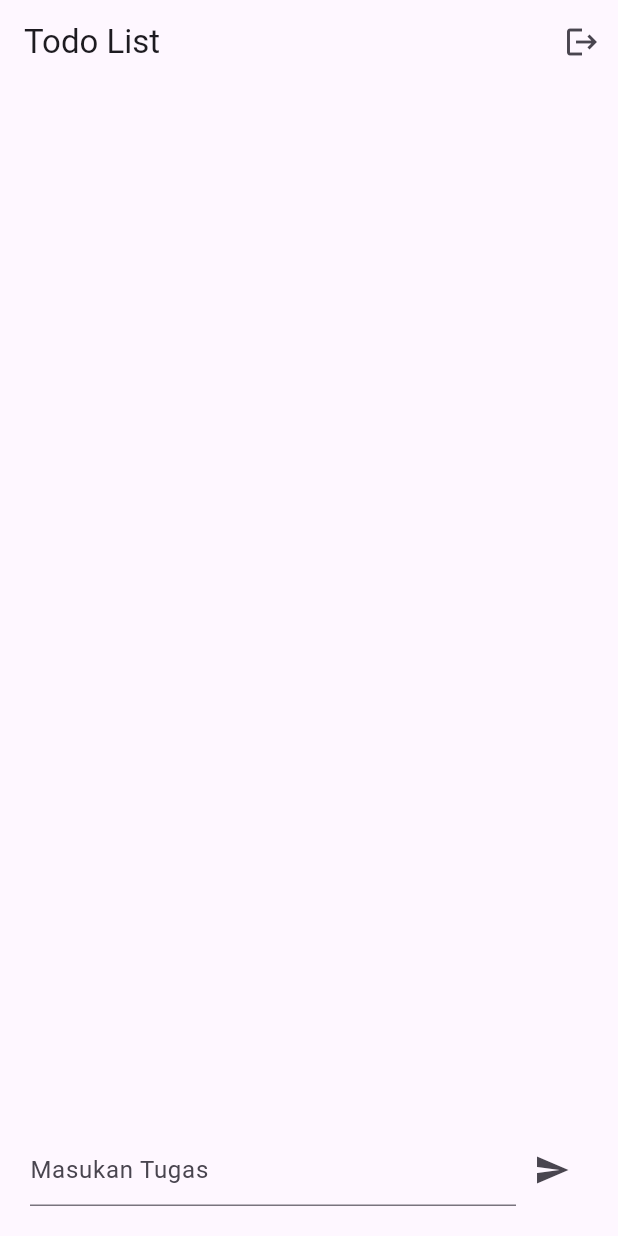
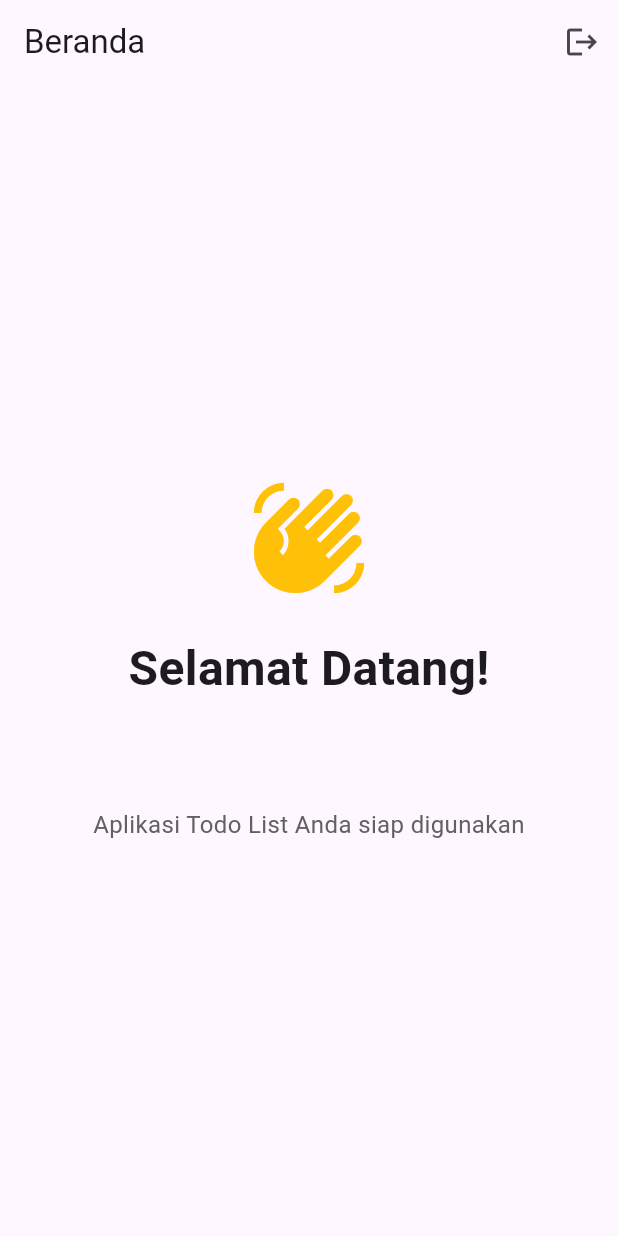
Before and after one commit to madfark/pertemuan_9, a Flutter app: the screen it shows once a user with an empty profile is signed in, on a phone screen of 412 x 824 dp. Run offline on Flutter 3.47's test engine with Material 3 defaults, Android fonts, the phone set to English and light mode, and no system bars; our stand-ins replace cloud_firestore, firebase_auth, firebase_core; accounts and stored records are empty.

Commit message:
Refactor home page to remove todo list features
Removed todo functionality and updated UI to welcome users.

```diff
--- a/lib/home_page.dart
+++ b/lib/home_page.dart
@@ -10,26 +10,7 @@ class HomePage extends StatefulWidget {
 }
 
 class _HomePageState extends State<HomePage> {
-  final _todoController = TextEditingController();
   final _auth = FirebaseAuth.instance;
-  final _firestore = FirebaseFirestore.instance;
-
- void _addTodo() {
-  final user = _auth.currentUser;
-  if (user != null && _todoController.text.isNotEmpty) {
-    _firestore
-        .collection('users')
-        .doc(user.uid)
-        .collection('list_tugas')
-        .add({
-          'tugas': _todoController.text,
-          'isDone': false, // ✅ WAJIB
-          'createdAt': Timestamp.now(), // (sekalian dirapikan)
-        });
-    _todoController.clear();
-  }
-}
-
 
   @override
   Widget build(BuildContext context) {
@@ -37,7 +18,7 @@ class _HomePageState extends State<HomePage> {
 
     return Scaffold(
       appBar: AppBar(
-        title: Text('Todo List'),
+        title: Text('Beranda'),
         actions: [
           IconButton(
             onPressed: () => _auth.signOut(),
@@ -45,73 +26,46 @@ class _HomePageState extends State<HomePage> {
           ),
         ],
       ),
-      body: Column(
+      body: Center(
+        child: Padding(
+          padding: EdgeInsets.all(24),
+          child: Column(
+            mainAxisAlignment: MainAxisAlignment.center,
             children: [
-          // listview todo list
-          Expanded(
-            child: StreamBuilder<QuerySnapshot>(
-              stream: _firestore
-                  .collection('users')
-                  .doc(user?.uid)
-                  .collection('list_tugas')
-                  .snapshots(),
-              builder: (context, snapshot) {
-                final docs = snapshot.data!.docs;
-                return ListView.builder(
-                  itemCount: docs.length,
-                  itemBuilder: (context, index) {
-                    final doc = docs[index];
-                    final bool isChecked = doc['isDone'] ?? false;
-
-                    return Card(
-                      child: ListTile(
-                        leading: Checkbox(
-                          value: isChecked,
-                          onChanged: (bool? value) {
-                            doc.reference.update({
-                              'isDone': value,
-                            });
-                          },
+              Icon(
+                Icons.waving_hand,
+                size: 80,
+                color: Colors.amber,
               ),
-                        title: Text(
-                          doc['tugas'],
+              SizedBox(height: 24),
+              Text(
+                'Selamat Datang!',
                 style: TextStyle(
-                            decoration: isChecked
-                                ? TextDecoration.lineThrough
-                                : TextDecoration.none,
+                  fontSize: 32,
+                  fontWeight: FontWeight.bold,
                 ),
               ),
-                        trailing: IconButton(
-                          onPressed: () => doc.reference.delete(),
-                          icon: Icon(Icons.delete),
+              SizedBox(height: 12),
+              Text(
+                user?.email ?? 'Pengguna',
+                style: TextStyle(
+                  fontSize: 18,
+                  color: Colors.grey[600],
                 ),
               ),
-                    );
-                  },
-                );
-
-              },
-            ),
-          ),
-
-          // row (textfield dan iconbutton)
-          Padding(
-            padding: EdgeInsets.all(20),
-            child: Row(
-              children: [
-                Expanded(
-                  child: TextField(
-                    controller: _todoController,
-                    decoration: InputDecoration(hintText: 'Masukan Tugas'),
-                  ),
-                ),
-
-                IconButton(onPressed: _addTodo, icon: Icon(Icons.send)),
-              ],
+              SizedBox(height: 32),
+              Text(
+                'Aplikasi Todo List Anda siap digunakan',
+                textAlign: TextAlign.center,
+                style: TextStyle(
+                  fontSize: 16,
+                  color: Colors.grey[700],
                 ),
               ),
             ],
           ),
+        ),
+      ),
     );
   }
 }
```
Lines whose indentation alone changed are shown as unchanged.
